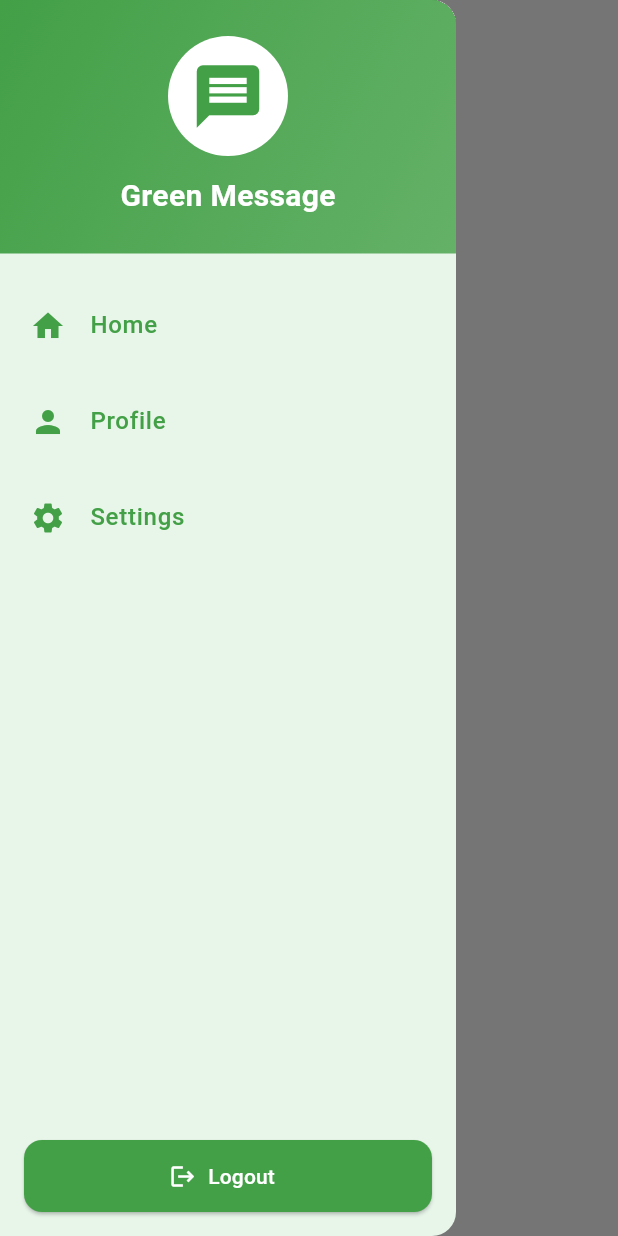
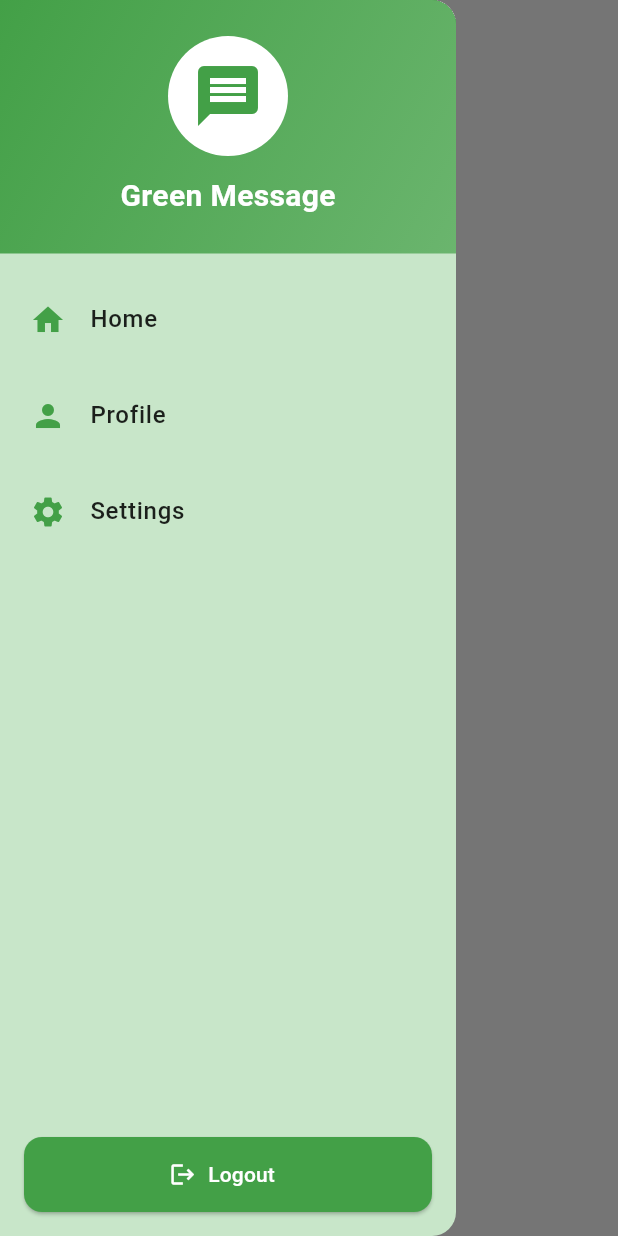
Before and after one commit to ghdvhoang/GreenMessageApp, a Flutter app: the screen it shows once a user with an empty profile is signed in, with the side drawer open, on a phone screen of 412 x 824 dp. Run offline on Flutter 3.47's test engine with Material 3 defaults, Android fonts, the phone set to English and light mode, and no system bars; our stand-ins replace cloud_firestore, firebase_auth, firebase_core; accounts and stored records are empty.

Commit message:
decorate: myDrawer UI

```diff
--- a/lib/components/my_drawer.dart
+++ b/lib/components/my_drawer.dart
@@ -10,22 +10,21 @@ class MyDrawer extends StatelessWidget {
     final color = Theme.of(context).colorScheme;
 
     void logout() {
-      // Implement logout functionality
       final auth = AuthService();
       auth.signOut();
     }
 
     return Drawer(
-      backgroundColor: color.tertiary, // NỀN XANH LÁ NHẠT
+      backgroundColor: color.surfaceContainerLow, // Hợp cả light & dark
       child: Column(
         crossAxisAlignment: CrossAxisAlignment.stretch,
         children: [
-          // HEADER
+          // HEADER (đẹp cả 2 theme)
           Container(
             padding: EdgeInsets.all(24),
             decoration: BoxDecoration(
               gradient: LinearGradient(
-                colors: [color.primary, color.primary.withAlpha(204)],
+                colors: [color.primary, color.primary.withValues(alpha: 0.7)],
                 begin: Alignment.topLeft,
                 end: Alignment.bottomRight,
               ),
@@ -35,13 +34,13 @@ class MyDrawer extends StatelessWidget {
                 CircleAvatar(
                   radius: 40,
                   backgroundColor: Colors.white,
-                  child: Icon(Icons.message, size: 50, color: color.primary),
+                  child: Icon(Icons.message, size: 48, color: color.primary),
                 ),
                 SizedBox(height: 12),
                 Text(
                   "Green Message",
                   style: TextStyle(
-                    color: Colors.white,
+                    color: color.onPrimary,
                     fontSize: 20,
                     fontWeight: FontWeight.bold,
                   ),
@@ -50,24 +49,24 @@ class MyDrawer extends StatelessWidget {
             ),
           ),
 
-          SizedBox(height: 16),
+          SizedBox(height: 12),
 
           _buildTile(context, icon: Icons.home, text: "Home"),
           _buildTile(context, icon: Icons.person, text: "Profile"),
+
           _buildTile(
             context,
             icon: Icons.settings,
             text: "Settings",
             onTap: () {
-              Navigator.of(context).pop(); // Đóng Drawer trước
+              Navigator.pop(context);
               Navigator.push(
                 context,
-                MaterialPageRoute(builder: (context) => SettingsPage()),
-              ); // Điều hướng
+                MaterialPageRoute(builder: (_) => SettingsPage()),
+              );
             },
           ),
 
-          // _buildTile(context, icon: Icons.info, text: "About"),
           Spacer(),
 
           Padding(
@@ -75,14 +74,14 @@ class MyDrawer extends StatelessWidget {
             child: ElevatedButton.icon(
               style: ElevatedButton.styleFrom(
                 backgroundColor: color.primary,
-                foregroundColor: Colors.white,
-                minimumSize: Size(double.infinity, 48),
+                foregroundColor: color.onPrimary,
+                minimumSize: Size(double.infinity, 50),
                 shape: RoundedRectangleBorder(
                   borderRadius: BorderRadius.circular(12),
                 ),
               ),
               icon: Icon(Icons.logout),
-              label: const Text("Logout"),
+              label: Text("Logout"),
               onPressed: logout,
             ),
           ),
@@ -91,7 +90,7 @@ class MyDrawer extends StatelessWidget {
     );
   }
 
-  // Custom ListTile đẹp hơn
+  // Custom Drawer Tile
   Widget _buildTile(
     BuildContext context, {
     required IconData icon,
@@ -105,14 +104,16 @@ class MyDrawer extends StatelessWidget {
       title: Text(
         text,
         style: TextStyle(
-          color: color.primary,
+          color: color.onSurface,
           fontSize: 16,
           fontWeight: FontWeight.w500,
         ),
       ),
       onTap: onTap,
-      shape: RoundedRectangleBorder(borderRadius: BorderRadius.circular(12)),
+      shape: RoundedRectangleBorder(borderRadius: BorderRadius.circular(10)),
       contentPadding: EdgeInsets.symmetric(horizontal: 20, vertical: 4),
+      hoverColor: color.primary.withValues(alpha: 0.05),
+      splashColor: color.primary.withValues(alpha: 0.1),
     );
   }
 }
```
